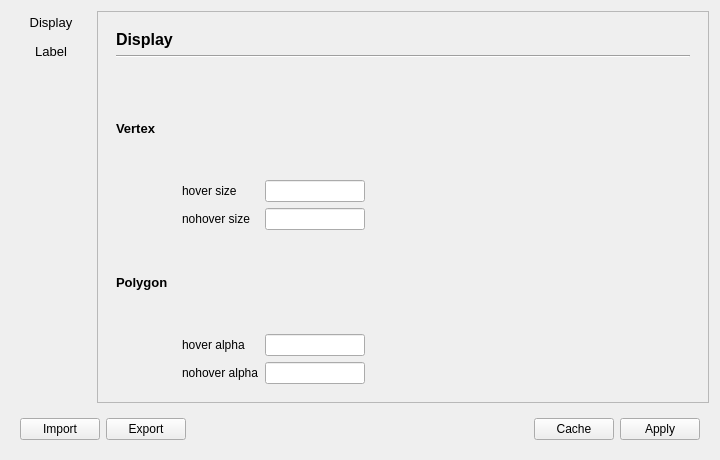
This is ui/setting_dialog.ui in yatengLG/ISAT as Qt 5 draws it before an edit. The edited form follows.
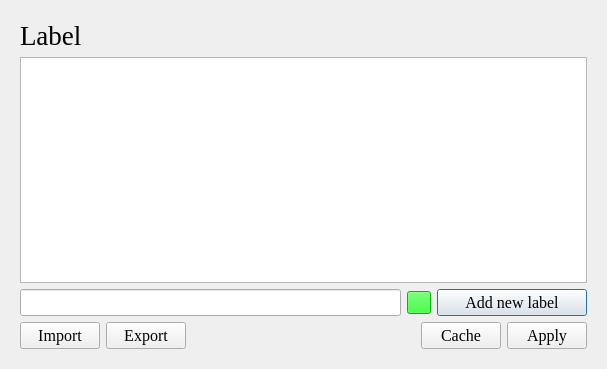
This is the edited form. Icons and pictures are not drawn.

Patch:
```diff
--- a/ui/setting_dialog.ui
+++ b/ui/setting_dialog.ui
@@ -6,382 +6,40 @@
    <rect>
     <x>0</x>
     <y>0</y>
-    <width>720</width>
-    <height>460</height>
+    <width>607</width>
+    <height>369</height>
    </rect>
   </property>
+  <property name="font">
+   <font>
+    <family>Times New Roman</family>
+    <pointsize>12</pointsize>
+   </font>
+  </property>
   <property name="windowTitle">
    <string>Setting</string>
   </property>
-  <layout class="QVBoxLayout" name="verticalLayout_7">
-   <item>
-    <layout class="QHBoxLayout" name="horizontalLayout_2">
-     <item>
-      <layout class="QVBoxLayout" name="verticalLayout">
-       <item>
-        <widget class="QPushButton" name="display_button">
-         <property name="font">
-          <font>
-           <pointsize>10</pointsize>
-          </font>
-         </property>
-         <property name="contextMenuPolicy">
-          <enum>Qt::DefaultContextMenu</enum>
-         </property>
-         <property name="accessibleName">
-          <string/>
-         </property>
-         <property name="text">
-          <string>Display</string>
-         </property>
-         <property name="autoDefault">
-          <bool>false</bool>
-         </property>
-         <property name="default">
-          <bool>false</bool>
-         </property>
-         <property name="flat">
-          <bool>true</bool>
-         </property>
-        </widget>
-       </item>
-       <item>
-        <widget class="QPushButton" name="label_button">
-         <property name="font">
-          <font>
-           <pointsize>10</pointsize>
-          </font>
-         </property>
-         <property name="text">
-          <string>Label</string>
-         </property>
-         <property name="flat">
-          <bool>true</bool>
-         </property>
-        </widget>
-       </item>
-       <item>
-        <spacer name="verticalSpacer">
-         <property name="orientation">
-          <enum>Qt::Vertical</enum>
-         </property>
-         <property name="sizeHint" stdset="0">
-          <size>
-           <width>20</width>
-           <height>40</height>
-          </size>
-         </property>
-        </spacer>
-       </item>
-      </layout>
-     </item>
-     <item>
-      <layout class="QVBoxLayout" name="verticalLayout_4">
-       <item>
-        <widget class="QStackedWidget" name="stackedWidget">
-         <property name="inputMethodHints">
-          <set>Qt::ImhNone</set>
-         </property>
-         <property name="frameShape">
-          <enum>QFrame::StyledPanel</enum>
-         </property>
-         <property name="frameShadow">
-          <enum>QFrame::Plain</enum>
-         </property>
-         <property name="currentIndex">
-          <number>0</number>
-         </property>
-         <widget class="QWidget" name="page">
-          <layout class="QVBoxLayout" name="verticalLayout_3">
-           <item>
-            <widget class="QWidget" name="widget_2" native="true">
              <layout class="QVBoxLayout" name="verticalLayout_2">
               <item>
-               <widget class="QLabel" name="label_8">
-                <property name="font">
-                 <font>
-                  <pointsize>12</pointsize>
-                  <weight>75</weight>
-                  <bold>true</bold>
-                 </font>
-                </property>
-                <property name="text">
-                 <string>Display</string>
-                </property>
-               </widget>
-              </item>
-              <item>
-               <widget class="Line" name="line">
-                <property name="orientation">
-                 <enum>Qt::Horizontal</enum>
-                </property>
-               </widget>
-              </item>
-             </layout>
-            </widget>
-           </item>
-           <item>
             <widget class="QWidget" name="widget" native="true">
-             <property name="sizePolicy">
-              <sizepolicy hsizetype="Preferred" vsizetype="Expanding">
-               <horstretch>0</horstretch>
-               <verstretch>0</verstretch>
-              </sizepolicy>
-             </property>
-             <layout class="QGridLayout" name="gridLayout">
-              <item row="2" column="2">
-               <widget class="QLabel" name="label_2">
-                <property name="text">
-                 <string>hover size</string>
-                </property>
-               </widget>
-              </item>
-              <item row="2" column="4">
-               <widget class="QLineEdit" name="vertex_hover_size_input">
-                <property name="minimumSize">
-                 <size>
-                  <width>50</width>
-                  <height>0</height>
-                 </size>
-                </property>
-                <property name="maximumSize">
-                 <size>
-                  <width>100</width>
-                  <height>16777215</height>
-                 </size>
-                </property>
-                <property name="layoutDirection">
-                 <enum>Qt::LeftToRight</enum>
-                </property>
-                <property name="inputMethodHints">
-                 <set>Qt::ImhFormattedNumbersOnly</set>
-                </property>
-                <property name="alignment">
-                 <set>Qt::AlignRight|Qt::AlignTrailing|Qt::AlignVCenter</set>
-                </property>
-               </widget>
-              </item>
-              <item row="3" column="2">
-               <widget class="QLabel" name="label_3">
-                <property name="text">
-                 <string>nohover size</string>
-                </property>
-               </widget>
-              </item>
-              <item row="2" column="5">
-               <spacer name="horizontalSpacer">
-                <property name="orientation">
-                 <enum>Qt::Horizontal</enum>
-                </property>
-                <property name="sizeHint" stdset="0">
-                 <size>
-                  <width>40</width>
-                  <height>20</height>
-                 </size>
-                </property>
-               </spacer>
-              </item>
-              <item row="7" column="4">
-               <widget class="QLineEdit" name="polygon_nohover_alpha_input">
-                <property name="minimumSize">
-                 <size>
-                  <width>50</width>
-                  <height>0</height>
-                 </size>
-                </property>
-                <property name="maximumSize">
-                 <size>
-                  <width>100</width>
-                  <height>16777215</height>
-                 </size>
-                </property>
-                <property name="layoutDirection">
-                 <enum>Qt::LeftToRight</enum>
-                </property>
-                <property name="inputMethodHints">
-                 <set>Qt::ImhFormattedNumbersOnly</set>
-                </property>
-                <property name="alignment">
-                 <set>Qt::AlignRight|Qt::AlignTrailing|Qt::AlignVCenter</set>
-                </property>
-               </widget>
-              </item>
-              <item row="6" column="2">
-               <widget class="QLabel" name="label_6">
-                <property name="text">
-                 <string>hover alpha</string>
-                </property>
-               </widget>
-              </item>
-              <item row="0" column="0">
+     <layout class="QVBoxLayout" name="verticalLayout">
+      <item>
                <widget class="QLabel" name="label">
-                <property name="minimumSize">
-                 <size>
-                  <width>60</width>
-                  <height>0</height>
-                 </size>
-                </property>
-                <property name="maximumSize">
-                 <size>
-                  <width>60</width>
-                  <height>16777215</height>
-                 </size>
-                </property>
                 <property name="font">
                  <font>
-                  <pointsize>10</pointsize>
-                  <weight>75</weight>
-                  <bold>true</bold>
-                 </font>
-                </property>
-                <property name="text">
-                 <string>Vertex</string>
-                </property>
-               </widget>
-              </item>
-              <item row="3" column="4">
-               <widget class="QLineEdit" name="vertex_nohover_size_input">
-                <property name="minimumSize">
-                 <size>
-                  <width>50</width>
-                  <height>0</height>
-                 </size>
-                </property>
-                <property name="maximumSize">
-                 <size>
-                  <width>100</width>
-                  <height>16777215</height>
-                 </size>
-                </property>
-                <property name="layoutDirection">
-                 <enum>Qt::LeftToRight</enum>
-                </property>
-                <property name="inputMethodHints">
-                 <set>Qt::ImhFormattedNumbersOnly</set>
-                </property>
-                <property name="alignment">
-                 <set>Qt::AlignRight|Qt::AlignTrailing|Qt::AlignVCenter</set>
-                </property>
-               </widget>
-              </item>
-              <item row="7" column="2" colspan="2">
-               <widget class="QLabel" name="label_7">
-                <property name="text">
-                 <string>nohover alpha</string>
-                </property>
-               </widget>
-              </item>
-              <item row="4" column="0">
-               <widget class="QLabel" name="label_4">
-                <property name="minimumSize">
-                 <size>
-                  <width>60</width>
-                  <height>0</height>
-                 </size>
-                </property>
-                <property name="maximumSize">
-                 <size>
-                  <width>60</width>
-                  <height>16777215</height>
-                 </size>
-                </property>
-                <property name="font">
-                 <font>
-                  <pointsize>10</pointsize>
-                  <weight>75</weight>
-                  <bold>true</bold>
-                 </font>
-                </property>
-                <property name="text">
-                 <string>Polygon</string>
-                </property>
-               </widget>
-              </item>
-              <item row="6" column="4">
-               <widget class="QLineEdit" name="polygon_hover_alpha_input">
-                <property name="minimumSize">
-                 <size>
-                  <width>50</width>
-                  <height>0</height>
-                 </size>
-                </property>
-                <property name="maximumSize">
-                 <size>
-                  <width>100</width>
-                  <height>16777215</height>
-                 </size>
-                </property>
-                <property name="layoutDirection">
-                 <enum>Qt::LeftToRight</enum>
-                </property>
-                <property name="inputMethodHints">
-                 <set>Qt::ImhFormattedNumbersOnly</set>
-                </property>
-                <property name="alignment">
-                 <set>Qt::AlignRight|Qt::AlignTrailing|Qt::AlignVCenter</set>
-                </property>
-               </widget>
-              </item>
-             </layout>
-            </widget>
-           </item>
-          </layout>
-         </widget>
-         <widget class="QWidget" name="page_1">
-          <layout class="QVBoxLayout" name="verticalLayout_6">
-           <item>
-            <widget class="QWidget" name="widget_5" native="true">
-             <layout class="QVBoxLayout" name="verticalLayout_5">
-              <item>
-               <widget class="QLabel" name="label_9">
-                <property name="font">
-                 <font>
-                  <pointsize>12</pointsize>
-                  <weight>75</weight>
-                  <bold>true</bold>
+          <pointsize>20</pointsize>
                  </font>
                 </property>
                 <property name="text">
                  <string>Label</string>
                 </property>
-               </widget>
-              </item>
-              <item>
-               <widget class="Line" name="line_2">
-                <property name="orientation">
-                 <enum>Qt::Horizontal</enum>
-                </property>
-               </widget>
-              </item>
-             </layout>
             </widget>
            </item>
            <item>
             <widget class="QListWidget" name="category_list_widget"/>
            </item>
            <item>
-            <widget class="QWidget" name="widget_3" native="true">
-             <layout class="QHBoxLayout" name="horizontalLayout_3">
-              <item>
-               <widget class="QLabel" name="label_11">
-                <property name="text">
-                 <string>Add new category</string>
-                </property>
-               </widget>
-              </item>
-              <item>
-               <spacer name="horizontalSpacer_3">
-                <property name="orientation">
-                 <enum>Qt::Horizontal</enum>
-                </property>
-                <property name="sizeHint" stdset="0">
-                 <size>
-                  <width>58</width>
-                  <height>17</height>
-                 </size>
-                </property>
-               </spacer>
-              </item>
+       <layout class="QHBoxLayout" name="horizontalLayout">
               <item>
                <widget class="QLineEdit" name="category_input"/>
               </item>
@@ -397,30 +55,40 @@
               </item>
               <item>
                <widget class="QPushButton" name="add_button">
+          <property name="minimumSize">
+           <size>
+            <width>150</width>
+            <height>0</height>
+           </size>
+          </property>
+          <property name="sizeIncrement">
+           <size>
+            <width>0</width>
+            <height>0</height>
+           </size>
+          </property>
                 <property name="text">
-                 <string>Add</string>
-                </property>
-               </widget>
-              </item>
-             </layout>
-            </widget>
-           </item>
-          </layout>
-         </widget>
-        </widget>
-       </item>
-      </layout>
+           <string>Add new label</string>
+          </property>
+          <property name="icon">
+           <iconset resource="../icons.qrc">
+            <normaloff>:/icons/icons/书签_bookmark-one.svg</normaloff>:/icons/icons/书签_bookmark-one.svg</iconset>
+          </property>
+         </widget>
      </item>
     </layout>
    </item>
    <item>
-    <widget class="QWidget" name="widget_4" native="true">
-     <layout class="QHBoxLayout" name="horizontalLayout">
+       <layout class="QHBoxLayout" name="horizontalLayout_2">
       <item>
        <widget class="QPushButton" name="pushButton_import">
         <property name="text">
          <string>Import</string>
         </property>
+          <property name="icon">
+           <iconset resource="../icons.qrc">
+            <normaloff>:/icons/icons/传入3_afferent-three.svg</normaloff>:/icons/icons/传入3_afferent-three.svg</iconset>
+          </property>
        </widget>
       </item>
       <item>
@@ -428,16 +96,20 @@
         <property name="text">
          <string>Export</string>
         </property>
+          <property name="icon">
+           <iconset resource="../icons.qrc">
+            <normaloff>:/icons/icons/传出3_efferent-three.svg</normaloff>:/icons/icons/传出3_efferent-three.svg</iconset>
+          </property>
        </widget>
       </item>
       <item>
-       <spacer name="horizontalSpacer_2">
+         <spacer name="horizontalSpacer">
         <property name="orientation">
          <enum>Qt::Horizontal</enum>
         </property>
         <property name="sizeHint" stdset="0">
          <size>
-          <width>238</width>
+            <width>40</width>
           <height>20</height>
          </size>
         </property>
@@ -448,6 +120,10 @@
         <property name="text">
          <string>Cache</string>
         </property>
+          <property name="icon">
+           <iconset resource="../icons.qrc">
+            <normaloff>:/icons/icons/关闭_close-one.svg</normaloff>:/icons/icons/关闭_close-one.svg</iconset>
+          </property>
        </widget>
       </item>
       <item>
@@ -455,9 +131,15 @@
         <property name="text">
          <string>Apply</string>
         </property>
+          <property name="icon">
+           <iconset resource="../icons.qrc">
+            <normaloff>:/icons/icons/校验_check-one.svg</normaloff>:/icons/icons/校验_check-one.svg</iconset>
+          </property>
        </widget>
       </item>
      </layout>
+      </item>
+     </layout>
     </widget>
    </item>
   </layout>
```
Left out of the diff: 4 changed lines with no effect on the pictures. Lines whose indentation alone changed are shown as unchanged.
